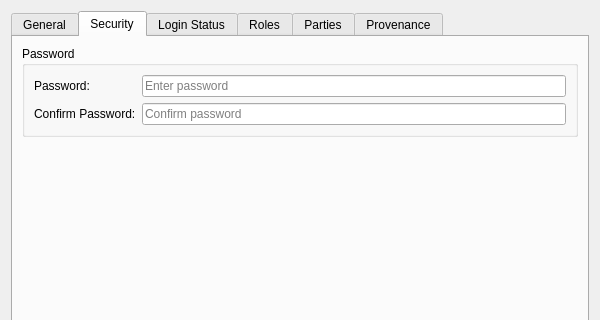
First picture: the form in projects/ores.qt/ui/AccountDetailDialog.ui, repository OreStudio/OreStudio, before the edit; both pictures show x 0 to 600 and y 0 to 320 of the 600 by 700 pixel window.
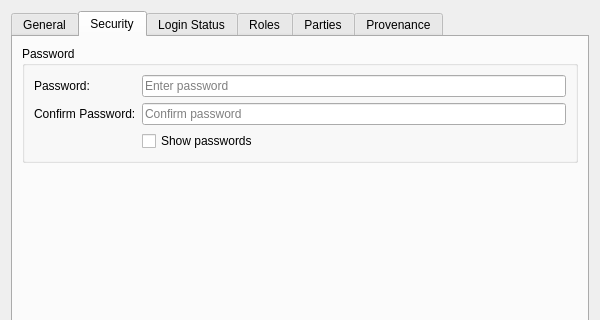
Second picture: the form after the edit. The open tabs and pages were chosen to show the change. Custom widgets are drawn as their Qt base class.

Commit message: [qt] Add show password + real-time email validation across dialogs

The edit to the form file:
```diff
--- a/projects/ores.qt/ui/AccountDetailDialog.ui
+++ b/projects/ores.qt/ui/AccountDetailDialog.ui
@@ -141,6 +141,13 @@
             </property>
            </widget>
           </item>
+          <item row="2" column="1">
+           <widget class="QCheckBox" name="showPasswordCheck">
+            <property name="text">
+             <string>Show passwords</string>
+            </property>
+           </widget>
+          </item>
          </layout>
         </widget>
        </item>
```
The commit also changes 4 other files.
